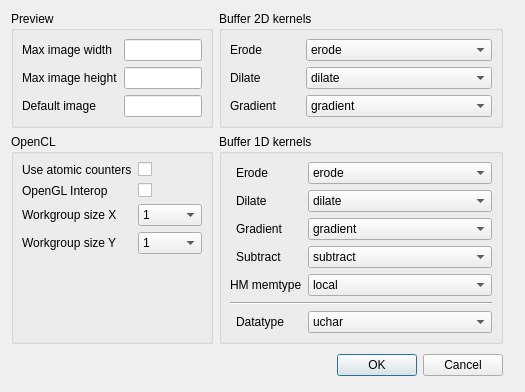
Above: morph2/settings.ui from k0zmo/morphology-opencl before the change. Below: the same form after it.
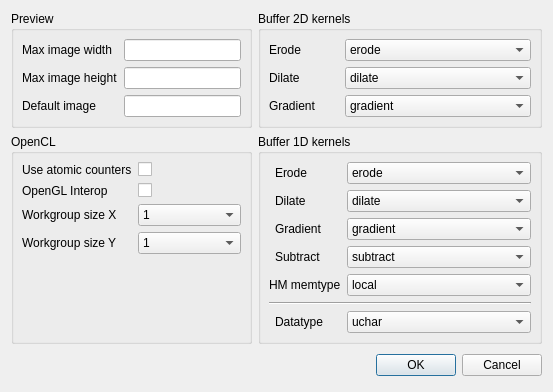
That is the form after the change.

Commit message: * Drobne zmiany w UI

```diff
--- a/morph2/settings.ui
+++ b/morph2/settings.ui
@@ -6,7 +6,7 @@
    <rect>
     <x>0</x>
     <y>0</y>
-    <width>525</width>
+    <width>545</width>
     <height>382</height>
    </rect>
   </property>
@@ -18,6 +18,12 @@
     <layout class="QGridLayout" name="gridLayout">
      <item row="0" column="0">
       <widget class="QGroupBox" name="previewGroupBox">
+       <property name="minimumSize">
+        <size>
+         <width>241</width>
+         <height>103</height>
+        </size>
+       </property>
        <property name="title">
         <string>Preview</string>
        </property>
```
The commit also changes 4 other files.
